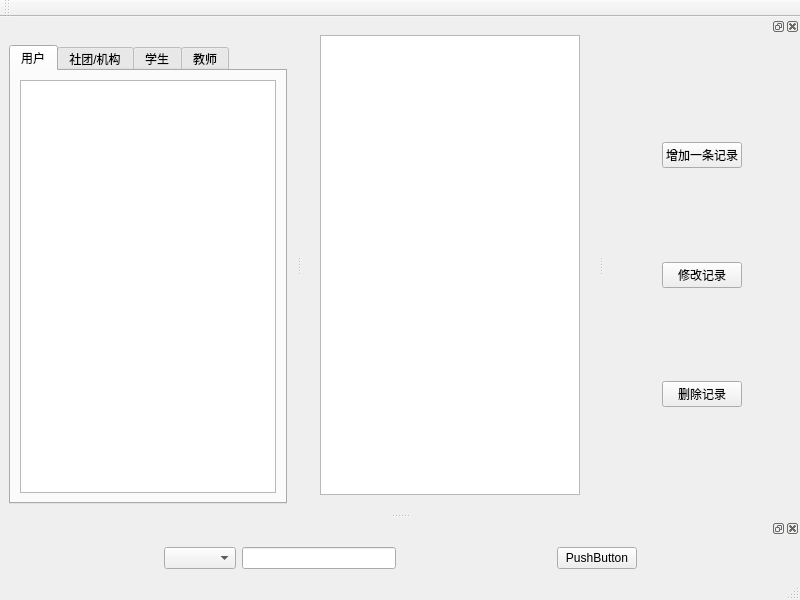
First picture: the form in rootmainwindow.ui, repository LUYONGDING/SMS, before the edit.
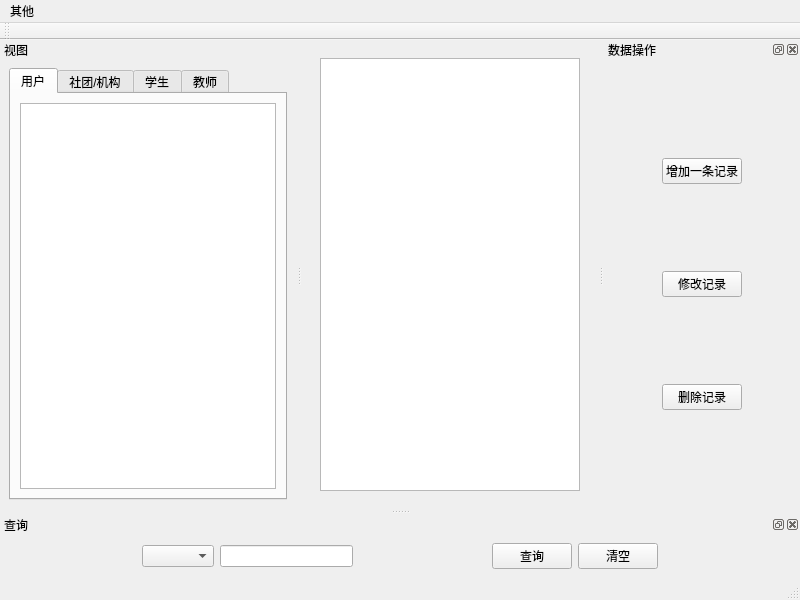
Second picture: the form after the edit.

Commit message: Complete Main Function in rootmainwindow

```diff
--- a/rootmainwindow.ui
+++ b/rootmainwindow.ui
@@ -35,12 +35,23 @@
      <height>26</height>
     </rect>
    </property>
+   <widget class="QMenu" name="menu">
+    <property name="title">
+     <string>其他</string>
+    </property>
+    <addaction name="actionabout"/>
+    <addaction name="actionaboutQt"/>
+   </widget>
+   <addaction name="menu"/>
   </widget>
   <widget class="QStatusBar" name="statusbar"/>
   <widget class="QDockWidget" name="dockWidget_left">
    <property name="features">
     <set>QDockWidget::NoDockWidgetFeatures</set>
    </property>
+   <property name="windowTitle">
+    <string>视图</string>
+   </property>
    <attribute name="dockWidgetArea">
     <number>1</number>
    </attribute>
@@ -113,10 +124,19 @@
    </widget>
   </widget>
   <widget class="QDockWidget" name="dockWidget_ToolButton">
+   <property name="allowedAreas">
+    <set>Qt::RightDockWidgetArea</set>
+   </property>
+   <property name="windowTitle">
+    <string>数据操作</string>
+   </property>
    <attribute name="dockWidgetArea">
     <number>2</number>
    </attribute>
    <widget class="QWidget" name="dockWidgetContents_2">
+    <property name="styleSheet">
+     <string notr="true"/>
+    </property>
     <layout class="QVBoxLayout" name="verticalLayout">
      <item>
       <widget class="QWidget" name="widget" native="true">
@@ -238,6 +258,12 @@
    </attribute>
   </widget>
   <widget class="QDockWidget" name="dockWidget">
+   <property name="allowedAreas">
+    <set>Qt::BottomDockWidgetArea</set>
+   </property>
+   <property name="windowTitle">
+    <string>查询</string>
+   </property>
    <attribute name="dockWidgetArea">
     <number>8</number>
    </attribute>
@@ -257,7 +283,11 @@
       </spacer>
      </item>
      <item>
-      <widget class="QComboBox" name="comboBox"/>
+      <widget class="QComboBox" name="comboBox">
+       <property name="sizeAdjustPolicy">
+        <enum>QComboBox::AdjustToContents</enum>
+       </property>
+      </widget>
      </item>
      <item>
       <widget class="QLineEdit" name="lineEdit"/>
@@ -278,7 +308,14 @@
      <item>
       <widget class="QPushButton" name="pushButton">
        <property name="text">
-        <string>PushButton</string>
+        <string>查询</string>
+       </property>
+      </widget>
+     </item>
+     <item>
+      <widget class="QPushButton" name="pushButton_reset">
+       <property name="text">
+        <string>清空</string>
        </property>
       </widget>
      </item>
```
Left out of the diff: 14 changed lines with no effect on the pictures. The commit also changes 4 other files.
